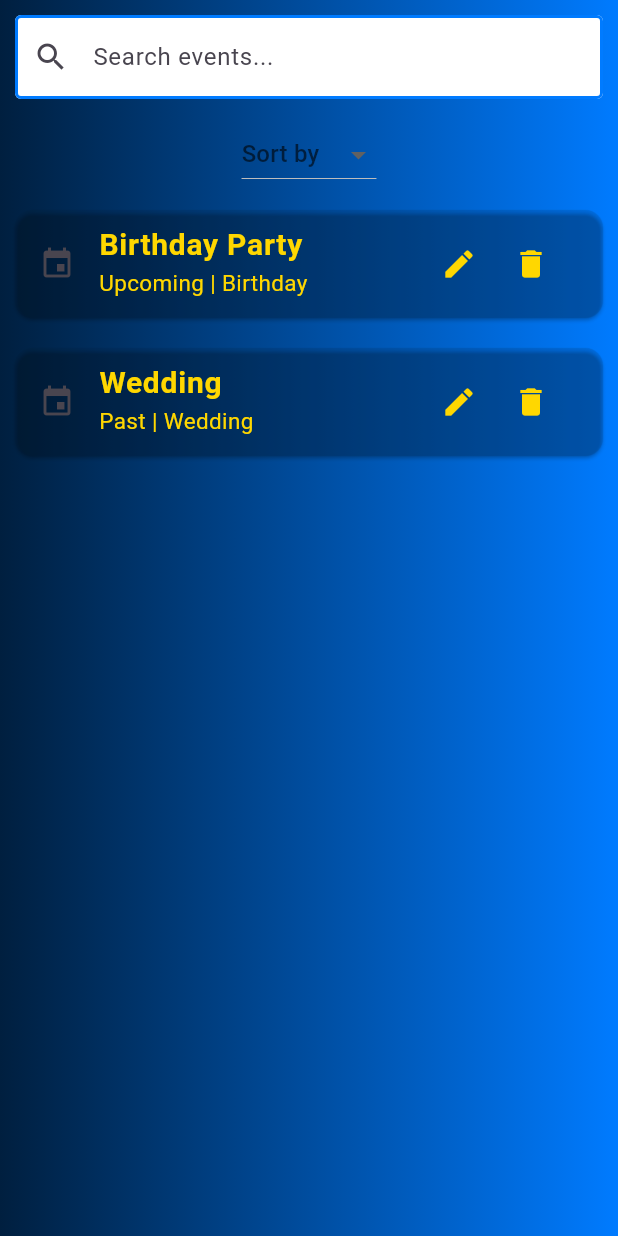
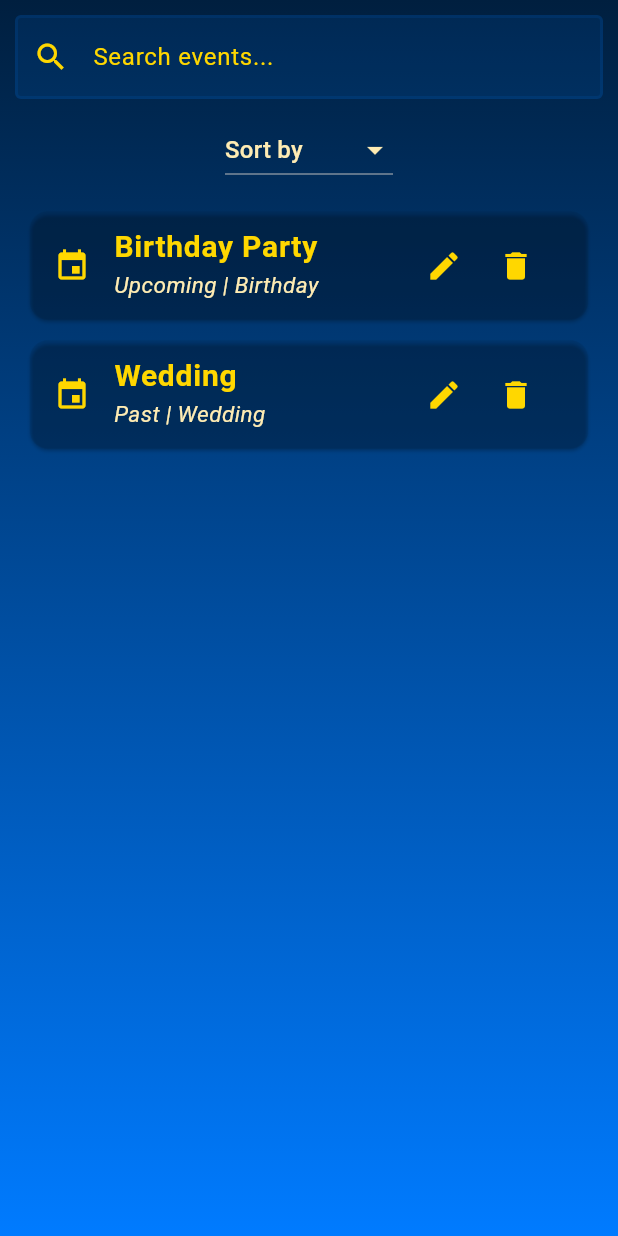
Before and after one commit to rawanabdulhayy/hedieaty_app_, a Flutter app: the EventListPage screen opened directly, on a phone screen of 412 x 824 dp. Run offline on Flutter 3.47's test engine with Material 3 defaults, Android fonts, the phone set to English and light mode, and no system bars; our stand-ins replace cloud_firestore, firebase_auth, firebase_core, firebase_database, sqflite; accounts and stored records are empty.

Commit message:
modified the event list page and refactored for clean architecture

```diff
--- /dev/null
+++ b/lib/core/presentation/widgets/dropdown_list/custom_dropdown_button.dart
@@ -0,0 +1,89 @@
+// import 'package:flutter/material.dart';
+//
+// class CustomDropdownButton extends StatelessWidget {
+//   final String? value;
+//   final List<String> items;
+//   final ValueChanged<String?> onChanged;
+//   final Widget hint;
+//   final Color iconColor;
+//   final Color dropdownColor;
+//
+//   const CustomDropdownButton({
+//     Key? key,
+//     required this.items,
+//     required this.onChanged,
+//     this.value,
+//     required this.hint,
+//     this.iconColor = Colors.black,
+//     this.dropdownColor = Colors.white,
+//   }) : super(key: key);
+//
+//   @override
+//   Widget build(BuildContext context) {
+//     return DropdownButton<String>(
+//       isExpanded: true,
+//       value: value,
+//       items: items.map((String item) {
+//         return DropdownMenuItem<String>(
+//           value: item,
+//           child: Text(item),
+//         );
+//       }).toList(),
+//       onChanged: onChanged,
+//       hint: hint,
+//       icon: Icon(Icons.arrow_drop_down, color: iconColor), // Custom arrow color
+//       dropdownColor: dropdownColor,
+//     );
+//   }
+// }
+import 'package:flutter/material.dart';
+
+class CustomDropdownButton extends StatelessWidget {
+  final String? value;
+  final List<String> items;
+  final ValueChanged<String?> onChanged;
+  final Widget hint;
+  final Color iconColor;
+  final Color dropdownColor;
+  final TextStyle selectedTextStyle;
+
+  const CustomDropdownButton({
+    Key? key,
+    required this.items,
+    required this.onChanged,
+    this.value,
+    required this.hint,
+    this.iconColor = Colors.black,
+    this.dropdownColor = Colors.white,
+    this.selectedTextStyle = const TextStyle(color: Colors.black), // Default black
+  }) : super(key: key);
+
+  @override
+  Widget build(BuildContext context) {
+    return DropdownButton<String>(
+      isExpanded: true,
+      value: value,
+      items: items.map((String item) {
+        return DropdownMenuItem<String>(
+          value: item,
+          child: Text(item),
+        );
+      }).toList(),
+      onChanged: onChanged,
+      hint: hint,
+      icon: Icon(Icons.arrow_drop_down, color: iconColor), // Custom arrow color
+      dropdownColor: dropdownColor,
+      selectedItemBuilder: (BuildContext context) {
+        return items.map((String item) {
+          return Align(
+            alignment: Alignment.centerLeft, // Align the text properly
+            child: Text(
+              item,
+              style: selectedTextStyle, // Apply custom style for selected item
+            ),
+          );
+        }).toList();
+      },
+    );
+  }
+}
--- a/lib/core/presentation/widgets/search_bar/search_bar.dart
+++ b/lib/core/presentation/widgets/search_bar/search_bar.dart
@@ -1,29 +1,43 @@
 import 'package:flutter/material.dart';
-
 import '../../../app_colors.dart';
 
 class CustomSearchBar extends StatelessWidget {
   final TextEditingController controller;
   final Function(String) onChanged;
+  final String? hintText;
 
-  CustomSearchBar({required this.controller, required this.onChanged});
+  const CustomSearchBar({
+    Key? key,
+    required this.controller,
+    required this.onChanged,
+    this.hintText,
+  }) : super(key: key);
 
   @override
   Widget build(BuildContext context) {
     return TextField(
       controller: controller,
       onChanged: onChanged,
+      style: TextStyle(
+        color: AppColors.gold, // Set the text color to gold
+      ),
       decoration: InputDecoration(
-          hintText: 'Search friends...',
+        hintText: hintText,
         hintStyle: TextStyle(
           color: AppColors.gold,
         ),
         prefixIcon: Icon(Icons.search, color: AppColors.gold),
         enabledBorder: OutlineInputBorder(
-            borderSide: BorderSide(color: AppColors.brightBlue.withOpacity(0.1), width: 2.0),
+          borderSide: BorderSide(
+            color: AppColors.brightBlue.withOpacity(0.1),
+            width: 2.0,
+          ),
         ),
         focusedBorder: OutlineInputBorder(
-            borderSide: BorderSide(color: AppColors.gold, width: 2.0),
+          borderSide: BorderSide(
+            color: AppColors.gold,
+            width: 2.0,
+          ),
         ),
         border: OutlineInputBorder(
           borderRadius: BorderRadius.circular(8.0),
--- a/lib/features/events_list/presentation/pages/user_events_list_page.dart
+++ b/lib/features/events_list/presentation/pages/user_events_list_page.dart
@@ -1,73 +1,165 @@
+// import 'package:flutter/material.dart';
+// import 'package:hedieaty_app_mvc/core/presentation/widgets/search_bar/search_bar.dart';
+// import '../../../../core/app_colors.dart';
+// import '../widgets/event_card.dart';
+//
+// class EventListPage extends StatelessWidget {
+//   final TextEditingController searchController = TextEditingController();
+//
+//   @override
+//   Widget build(BuildContext context) {
+//     return Scaffold(
+//       body:
+//       Container(
+//         width: double.infinity, // Ensures the container takes full width
+//         height: double.infinity, // Ensures the container takes full height
+//         decoration: BoxDecoration(
+//           gradient: LinearGradient(
+//             colors: [AppColors.navyBlue,AppColors.brightBlue], // Use defined colors
+//           ),
+//         ),
+//         child: Column(
+//           children: [
+//             Padding(
+//               padding: EdgeInsets.all(10.0),
+//               child: CustomSearchBar(controller: controller, onChanged: onChanged, hintText: "Search events...",)
+//             ),
+//             Padding(
+//               padding: EdgeInsets.all(3.0),
+//               child: DropdownButton<String>(
+//                 items: <String>['Status', 'Category', 'Name']
+//                 //ToDo same status, different attrs to gifts'
+//                     .map((String value) {
+//                   return DropdownMenuItem<String>(
+//                     value: value,
+//                     child: Text(value),
+//                   );
+//                 }).toList(),
+//                 onChanged: (_) {}, //this needs to filter the data accordingly
+//                 hint: Text('Sort by'),
+//                 dropdownColor: Colors.white, //ToDo not working???
+//
+//               ),
+//             ),
+//             Expanded(
+//               child: ListView(
+//                 children: [
+//                   EventCard(eventName: 'Birthday Party', status: 'Upcoming', category: 'Birthday'),
+//                   EventCard(eventName: 'Wedding', status: 'Past', category: 'Wedding'),
+//                   // More EventCards...
+//                 ],
+//               ),
+//             ),
+//           ],
+//         ),
+//       ),
+//     );
+//   }
+// }
+
 import 'package:flutter/material.dart';
+import 'package:hedieaty_app_mvc/core/presentation/widgets/search_bar/search_bar.dart';
 import '../../../../core/app_colors.dart';
+import '../../../../core/presentation/widgets/dropdown_list/custom_dropdown_button.dart';
 import '../widgets/event_card.dart';
 
-class EventListPage extends StatelessWidget {
+class EventListPage extends StatefulWidget {
+  @override
+  _EventListPageState createState() => _EventListPageState();
+}
+
+class _EventListPageState extends State<EventListPage> {
+  final TextEditingController _searchController = TextEditingController();
+  String? _selectedFilter;
+  List<Map<String, String>> _events = [
+    {
+      'eventName': 'Birthday Party',
+      'status': 'Upcoming',
+      'category': 'Birthday'
+    },
+    {'eventName': 'Wedding', 'status': 'Past', 'category': 'Wedding'},
+    // Add more events here...
+  ];
+  List<Map<String, String>> _filteredEvents = [];
+
+  @override
+  void initState() {
+    super.initState();
+    _filteredEvents = _events; // Initialize with all events
+  }
+
+  void _filterEvents(String query) {
+    setState(() {
+      _filteredEvents = _events.where((event) {
+        return event['eventName']!.toLowerCase().contains(query.toLowerCase());
+      }).toList();
+    });
+  }
+
+  void _sortEvents(String? filter) {
+    setState(() {
+      _selectedFilter = filter;
+      if (filter == 'Status') {
+        _filteredEvents.sort((a, b) => a['status']!.compareTo(b['status']!));
+      } else if (filter == 'Category') {
+        _filteredEvents
+            .sort((a, b) => a['category']!.compareTo(b['category']!));
+      } else if (filter == 'Name') {
+        _filteredEvents
+            .sort((a, b) => a['eventName']!.compareTo(b['eventName']!));
+      }
+    });
+  }
+
   @override
   Widget build(BuildContext context) {
     return Scaffold(
-      body:
-      Container(
-        width: double.infinity, // Ensures the container takes full width
-        height: double.infinity, // Ensures the container takes full height
+      body: Container(
+        width: double.infinity,
+        height: double.infinity,
         decoration: BoxDecoration(
           gradient: LinearGradient(
-            colors: [AppColors.navyBlue,AppColors.brightBlue], // Use defined colors
+            colors: [AppColors.navyBlue, AppColors.brightBlue],
+            begin: Alignment.topCenter,
+            end: Alignment.bottomCenter,
           ),
         ),
         child: Column(
+          crossAxisAlignment: CrossAxisAlignment.start,
           children: [
             Padding(
-              padding: EdgeInsets.all(10.0),
-              child: TextField(
-                //this needs to be functional
-                decoration: InputDecoration(
-                  filled: true, // Optional: if you want to fill the background
-                  fillColor: Colors.white,
-                  enabledBorder: OutlineInputBorder(
-                    borderSide: BorderSide(color: AppColors.brightBlue, width: 2.0), // Change enabled border color
-                  ),
-                  focusedBorder: OutlineInputBorder(
-                    borderSide: BorderSide(color: AppColors.gold, width: 2.0), // Change focused border color
-                  ),
-                  errorBorder: OutlineInputBorder(
-                    borderSide: BorderSide(color: Colors.red, width: 2.0), // Change error border color
-                  ),
-                  focusedErrorBorder: OutlineInputBorder(
-                    borderSide: BorderSide(color: Colors.redAccent, width: 2.0), // Change focused error border color
-                  ),
-                  hintText: 'Search events...',
-                  prefixIcon: Icon(Icons.search),
-                  border: OutlineInputBorder(
-                    borderRadius: BorderRadius.circular(8.0),
-                  ),
-                ),
+              padding: const EdgeInsets.all(10.0),
+              child: CustomSearchBar(
+                controller: _searchController,
+                onChanged: (value) => _filterEvents(value),
+                hintText: "Search events...",
               ),
             ),
             Padding(
-              padding: EdgeInsets.all(3.0),
-              child: DropdownButton<String>(
-                items: <String>['Status', 'Category', 'Name']
-                //ToDo same status, different attrs to gifts'
-                    .map((String value) {
-                  return DropdownMenuItem<String>(
-                    value: value,
-                    child: Text(value),
-                  );
-                }).toList(),
-                onChanged: (_) {}, //this needs to filter the data accordingly
-                hint: Text('Sort by'),
-                dropdownColor: Colors.white, //ToDo not working???
+              padding: const EdgeInsets.symmetric(horizontal: 150.0),
+              child: CustomDropdownButton(
+                items: ['Status', 'Category', 'Name'],
+                value: _selectedFilter,
+                onChanged: _sortEvents,
+                hint: Text('Sort by', style: TextStyle(color: AppColors.lightAmber)),
+                iconColor: AppColors.lightAmber,
+                dropdownColor: Colors.white,
+                selectedTextStyle: TextStyle(color: AppColors.gold), // Set the selected item color to gold
+              ),
 
-              ),
             ),
             Expanded(
-              child: ListView(
-                children: [
-                  EventCard(eventName: 'Birthday Party', status: 'Upcoming', category: 'Birthday'),
-                  EventCard(eventName: 'Wedding', status: 'Past', category: 'Wedding'),
-                  // More EventCards...
-                ],
+              child: ListView.builder(
+                padding: const EdgeInsets.all(10.0),
+                itemCount: _filteredEvents.length,
+                itemBuilder: (context, index) {
+                  final event = _filteredEvents[index];
+                  return EventCard(
+                    eventName: event['eventName']!,
+                    status: event['status']!,
+                    category: event['category']!,
+                  );
+                },
               ),
             ),
           ],
@@ -75,4 +167,10 @@ class EventListPage extends StatelessWidget {
       ),
     );
   }
+
+  @override
+  void dispose() {
+    _searchController.dispose();
+    super.dispose();
+  }
 }
--- a/lib/features/events_list/presentation/widgets/event_card.dart
+++ b/lib/features/events_list/presentation/widgets/event_card.dart
@@ -14,9 +14,9 @@ class EventCard extends StatelessWidget {
   Widget build(BuildContext context) {
     return Card(
       color: AppColors.navyBlue.withOpacity(0.1),
-      margin: EdgeInsets.all(10),
+      margin: EdgeInsets.symmetric(horizontal: 10, vertical: 7),
       child: ListTile(
-        leading: Icon(Icons.event),
+        leading: Icon(Icons.event, color: AppColors.gold),
         title: Text(eventName,
         style: TextStyle(
             fontSize: 20,
@@ -27,7 +27,8 @@ class EventCard extends StatelessWidget {
         subtitle: Text('$status | $category',
           style: TextStyle(
             fontSize: 15,
-            color: AppColors.gold,
+            color: AppColors.lightAmber,
+            fontStyle: FontStyle.italic,
           ),),
         trailing: Row(
           mainAxisSize: MainAxisSize.min,
--- a/lib/features/home_page/presentation/pages/home_page.dart
+++ b/lib/features/home_page/presentation/pages/home_page.dart
@@ -154,7 +154,7 @@ class _HomePageState extends State<HomePage> {
           // Search text field
           Padding(
             padding: EdgeInsets.all(16.0),
-            child: CustomSearchBar(controller: searchController, onChanged: filterFriends),
+            child: CustomSearchBar(controller: searchController, onChanged: filterFriends, hintText: "Search friends...",),
           ),
           SizedBox(height: 16),
 
```
Lines whose indentation alone changed are shown as unchanged.
